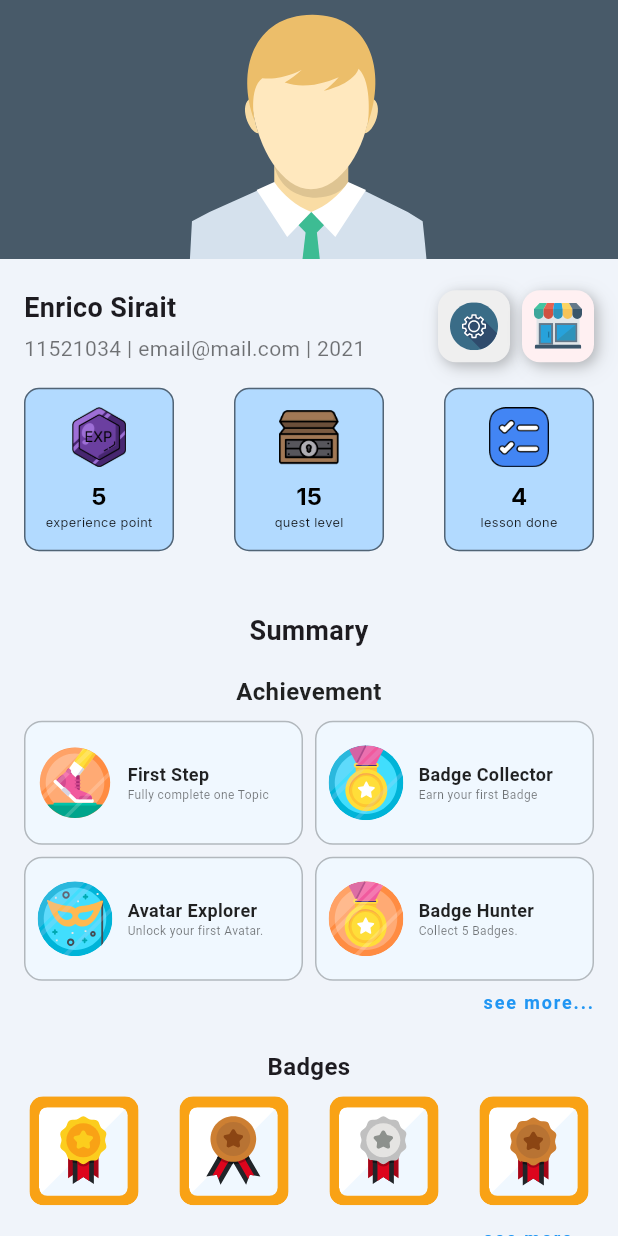
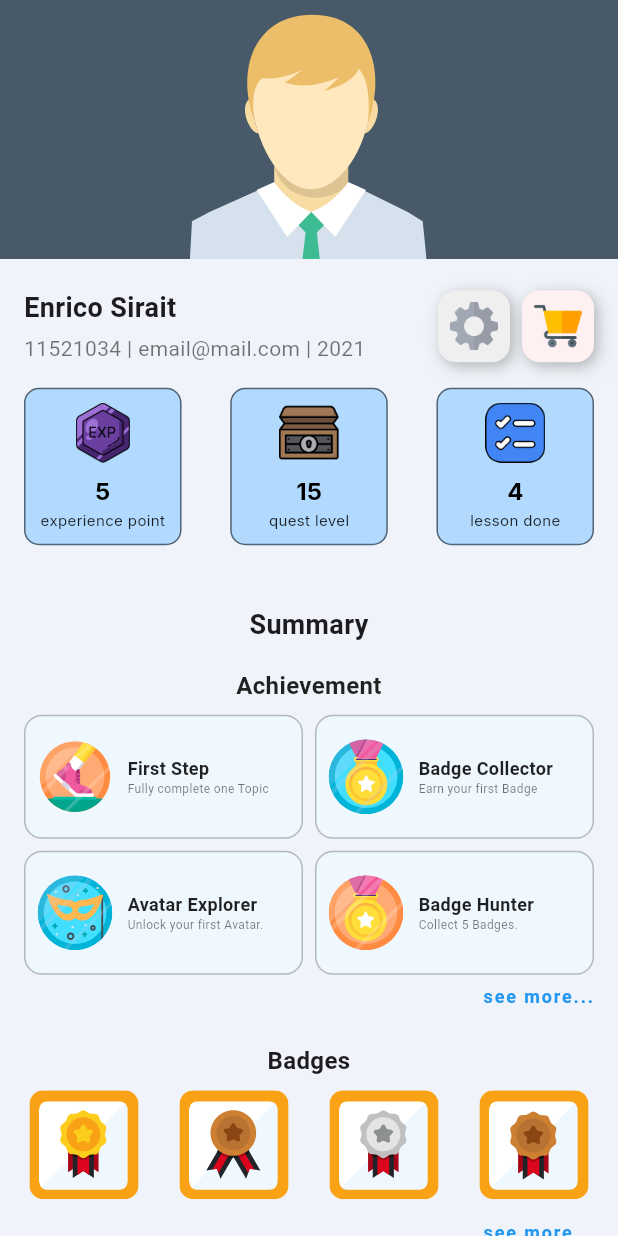
Before and after one commit to Gracesiamrbn/Progamify-mobile, a Flutter app: the ProfileScreen screen opened directly, on a phone screen of 412 x 824 dp. Run offline on Flutter 3.47's test engine with Material 3 defaults, Android fonts, the phone set to English and light mode, and no system bars; our stand-ins replace curved_navigation_bar, flutter_native_splash, flutter_svg, google_fonts, lottie, shimmer_animation.

Commit message:
add animation for leader board and profile

```diff
--- a/lib/presentation/screens/profile/profile_screen.dart
+++ b/lib/presentation/screens/profile/profile_screen.dart
@@ -24,8 +24,8 @@ class ProfileScreen extends StatelessWidget {
                 ProfileInfo(
                   name: "Enrico Sirait",
                   details: "11521034 | email@mail.com | 2021",
-                  settingIconPath: "assets/icons/setting_icon.svg",
-                  shopIconPath: "assets/icons/shop_icon.svg",
+                  settingIconPath: "assets/icons/gear.png",
+                  shopIconPath: "assets/icons/shopping-cart.png",
                 ),
                 SummaryBoxes(),
                 SummaryGrid(),
--- a/lib/presentation/widgets/profile_info.dart
+++ b/lib/presentation/widgets/profile_info.dart
@@ -111,7 +111,7 @@ class ProfileInfo extends StatelessWidget {
             ],
           ),
           padding: const EdgeInsets.all(8),
-          child: SvgPicture.asset(
+          child: Image.asset(
             iconPath,
             width: 32,
             height: 32,
--- a/lib/presentation/widgets/summary_boxes.dart
+++ b/lib/presentation/widgets/summary_boxes.dart
@@ -1,7 +1,8 @@
 import 'package:flutter/material.dart';
 import 'package:flutter_svg/flutter_svg.dart';
+import 'package:shimmer_animation/shimmer_animation.dart';
 
-class SummaryBoxes extends StatelessWidget {
+class SummaryBoxes extends StatefulWidget {
   final String title;
   final List<BoxItem>? items;
 
@@ -12,8 +13,33 @@ class SummaryBoxes extends StatelessWidget {
   });
 
   @override
+  _SummaryBoxesState createState() => _SummaryBoxesState();
+}
+
+class _SummaryBoxesState extends State<SummaryBoxes> {
+  List<bool> isVisibleList = [];
+
+  @override
+  void initState() {
+    super.initState();
+    isVisibleList = List.generate(widget.items?.length ?? 3, (index) => false);
+    _startAnimation();
+  }
+
+  void _startAnimation() async {
+    for (int i = 0; i < isVisibleList.length; i++) {
+      await Future.delayed(Duration(milliseconds: i * 300)); // Delay per box
+      if (mounted) {
+        setState(() {
+          isVisibleList[i] = true;
+        });
+      }
+    }
+  }
+
+  @override
   Widget build(BuildContext context) {
-    final boxItems = items ??
+    final boxItems = widget.items ??
         [
           BoxItem(
               value: "5",
@@ -34,14 +60,26 @@ class SummaryBoxes extends StatelessWidget {
         children: [
           Row(
             mainAxisAlignment: MainAxisAlignment.spaceBetween,
-            children: boxItems.map((item) {
-              return Column(
-                mainAxisAlignment: MainAxisAlignment.center,
-                children: [
-                  Container(
-                    width: 100,
-                    // height: 100,
-                    padding: const EdgeInsets.all(12),
+            children: boxItems.asMap().entries.map((entry) {
+              int index = entry.key;
+              BoxItem item = entry.value;
+
+              return AnimatedOpacity(
+                duration: const Duration(milliseconds: 500),
+                opacity: isVisibleList[index] ? 1.0 : 0.0,
+                child: AnimatedScale(
+                  scale: isVisibleList[index] ? 1.0 : 0.8,
+                  duration: const Duration(milliseconds: 500),
+                  curve: Curves.easeOutBack,
+                  child: Shimmer(
+                    duration: const Duration(seconds: 2),
+                    color: Colors.white,
+                    colorOpacity: 0.3,
+                    enabled: true,
+                    child: Container(
+                      width: 105,
+                      height: 105,
+                      padding: const EdgeInsets.all(8),
                       decoration: BoxDecoration(
                         color: const Color(0xFFB2DAFF),
                         borderRadius: BorderRadius.circular(10),
@@ -68,7 +106,7 @@ class SummaryBoxes extends StatelessWidget {
                           Text(
                             item.label,
                             style: const TextStyle(
-                            fontSize: 8.5,
+                              fontSize: 10,
                               fontFamily: 'Inter',
                               color: Colors.black87,
                             ),
@@ -76,7 +114,8 @@ class SummaryBoxes extends StatelessWidget {
                         ],
                       ),
                     ),
-                ],
+                  ),
+                ),
               );
             }).toList(),
           ),
```
Also changed, not shown: lib/presentation/screens/leaderboard/leaderboard_screen.dart (+37 -6 lines), assets/icons/gear.png (added), assets/icons/shopping-cart.png (added). Lines whose indentation alone changed are shown as unchanged.
